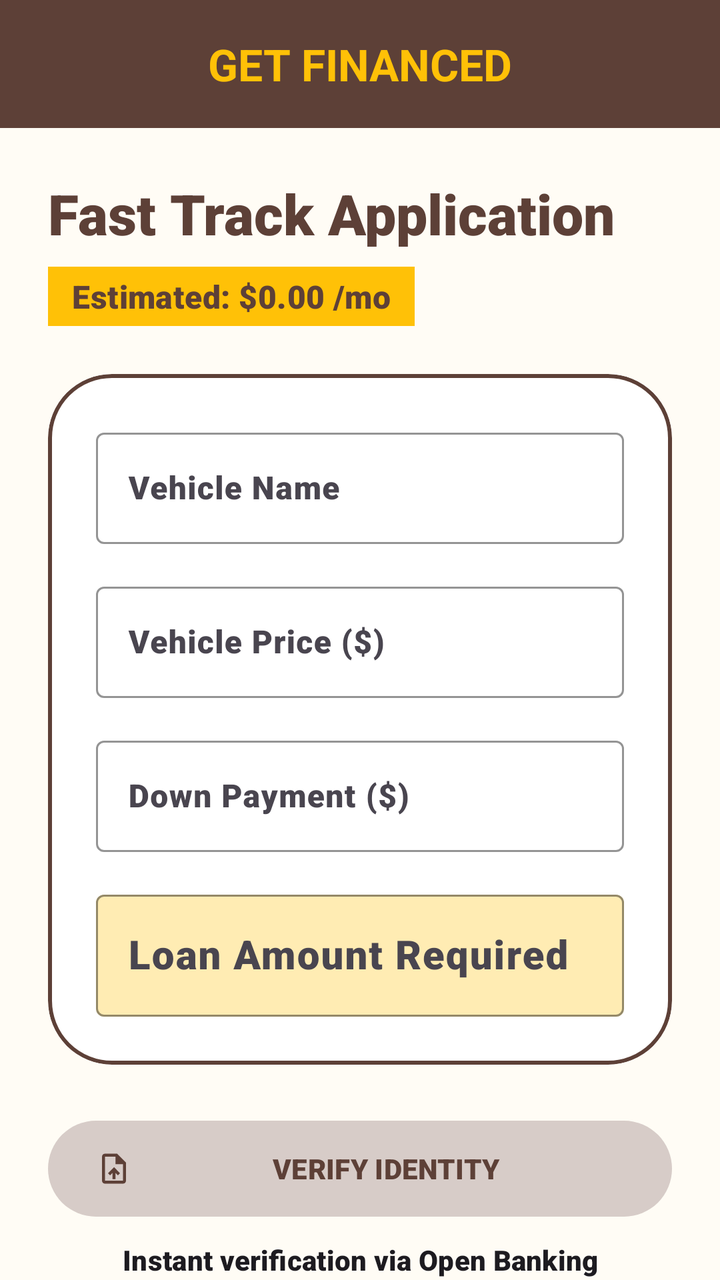
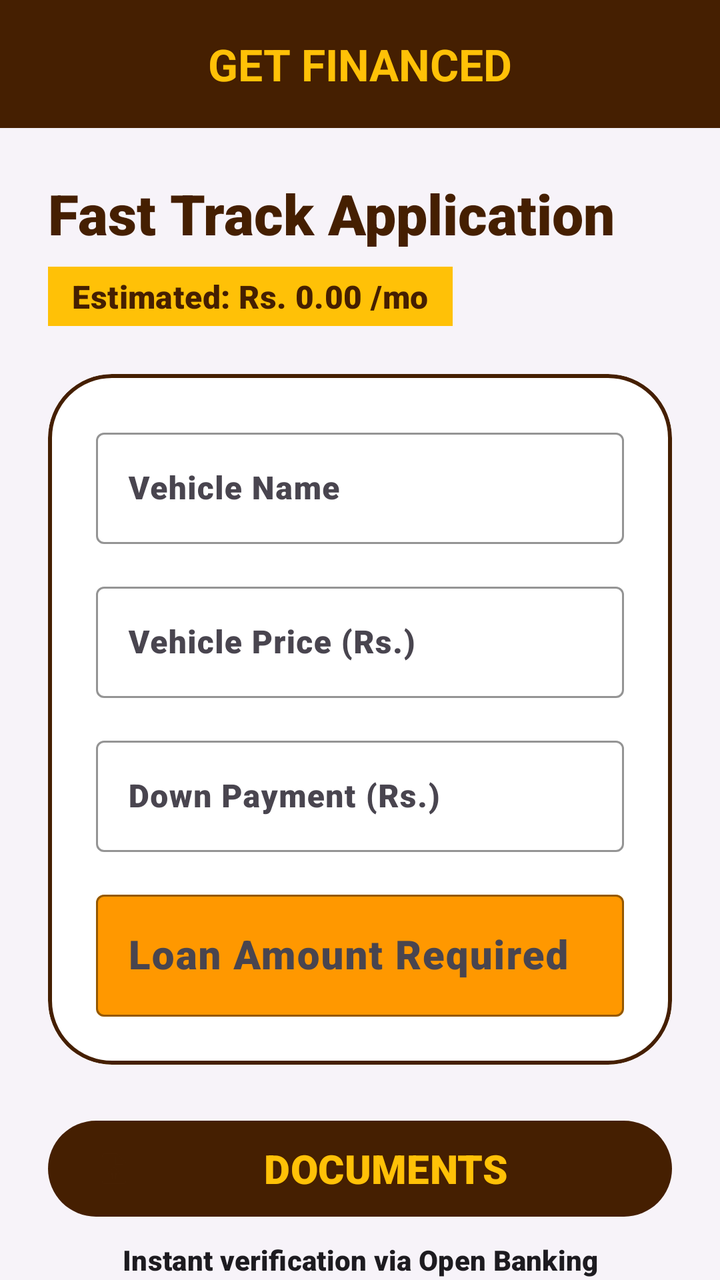

The first picture is an Android layout as it rendered before a commit; the second is the same layout after the commit. The layout source and the unified diff follow.
<!-- AndroidManifest.xml: application theme Theme.JSMotorsCarFinance -->
<!-- res/layout/activity_apply_loan.xml -->
<?xml version="1.0" encoding="utf-8"?>
<androidx.coordinatorlayout.widget.CoordinatorLayout xmlns:android="http://schemas.android.com/apk/res/android"
    xmlns:app="http://schemas.android.com/apk/res-auto"
    xmlns:tools="http://schemas.android.com/tools"
    android:layout_width="match_parent"
    android:layout_height="match_parent"
    android:background="@color/background">

    <com.google.android.material.appbar.AppBarLayout
        android:layout_width="match_parent"
        android:layout_height="wrap_content"
        android:background="@color/secondary"
        app:elevation="0dp">

        <com.google.android.material.appbar.MaterialToolbar
            android:id="@+id/toolbar"
            android:layout_width="match_parent"
            android:layout_height="?attr/actionBarSize"
            app:title="GET FINANCED"
            app:titleCentered="true"
            app:titleTextColor="@color/primary"
            app:titleTextAppearance="@style/Carmoola.TitleLarge" />
    </com.google.android.material.appbar.AppBarLayout>

    <androidx.core.widget.NestedScrollView
        android:layout_width="match_parent"
        android:layout_height="match_parent"
        app:layout_behavior="@string/appbar_scrolling_view_behavior">

        <LinearLayout
            android:layout_width="match_parent"
            android:layout_height="wrap_content"
            android:orientation="vertical"
            android:padding="24dp">

            <TextView
                android:layout_width="wrap_content"
                android:layout_height="wrap_content"
                android:text="Fast Track Application"
                android:textAppearance="@style/Carmoola.HeadlineLarge"
                android:textSize="28sp"
                android:layout_marginBottom="8dp"/>

            <TextView
                android:id="@+id/tvMonthlyEstimate"
                android:layout_width="wrap_content"
                android:layout_height="wrap_content"
                android:text="Estimated: $0.00 /mo"
                android:textAppearance="@style/TextAppearance.Material3.TitleMedium"
                android:textColor="@color/secondary"
                android:background="@color/primary"
                android:paddingHorizontal="12dp"
                android:paddingVertical="4dp"
                android:layout_marginBottom="24dp"/>

            <com.google.android.material.card.MaterialCardView
                android:layout_width="match_parent"
                android:layout_height="wrap_content"
                app:cardCornerRadius="32dp"
                app:cardElevation="0dp"
                app:strokeWidth="2dp"
                app:strokeColor="@color/secondary"
                app:cardBackgroundColor="@color/white">

                <LinearLayout
                    android:layout_width="match_parent"
                    android:layout_height="wrap_content"
                    android:orientation="vertical"
                    android:padding="24dp">

                    <com.google.android.material.textfield.TextInputLayout
                        android:layout_width="match_parent"
                        android:layout_height="wrap_content"
                        android:hint="Vehicle Name"
                        style="@style/Widget.Material3.TextInputLayout.OutlinedBox"
                        android:layout_marginBottom="16dp"
                        app:boxStrokeColor="@color/secondary"
                        app:hintTextColor="@color/secondary">
                        <com.google.android.material.textfield.TextInputEditText
                            android:id="@+id/etVehicleName"
                            android:layout_width="match_parent"
                            android:layout_height="wrap_content"
                            android:textColor="@color/secondary"
                            android:textStyle="bold"/>
                    </com.google.android.material.textfield.TextInputLayout>

                    <com.google.android.material.textfield.TextInputLayout
                        android:layout_width="match_parent"
                        android:layout_height="wrap_content"
                        android:hint="Vehicle Price ($)"
                        style="@style/Widget.Material3.TextInputLayout.OutlinedBox"
                        android:layout_marginBottom="16dp"
                        app:boxStrokeColor="@color/secondary"
                        app:hintTextColor="@color/secondary">
                        <com.google.android.material.textfield.TextInputEditText
                            android:id="@+id/etVehiclePrice"
                            android:layout_width="match_parent"
                            android:layout_height="wrap_content"
                            android:inputType="numberDecimal"
                            android:textColor="@color/secondary"/>
                    </com.google.android.material.textfield.TextInputLayout>

                    <com.google.android.material.textfield.TextInputLayout
                        android:layout_width="match_parent"
                        android:layout_height="wrap_content"
                        android:hint="Down Payment ($)"
                        style="@style/Widget.Material3.TextInputLayout.OutlinedBox"
                        android:layout_marginBottom="16dp"
                        app:boxStrokeColor="@color/secondary"
                        app:hintTextColor="@color/secondary">
                        <com.google.android.material.textfield.TextInputEditText
                            android:id="@+id/etDownPayment"
                            android:layout_width="match_parent"
                            android:layout_height="wrap_content"
                            android:inputType="numberDecimal"
                            android:textColor="@color/secondary"/>
                    </com.google.android.material.textfield.TextInputLayout>

                    <com.google.android.material.textfield.TextInputLayout
                        android:layout_width="match_parent"
                        android:layout_height="wrap_content"
                        android:hint="Loan Amount Required"
                        style="@style/Widget.Material3.TextInputLayout.OutlinedBox"
                        app:boxBackgroundColor="@color/primaryContainer"
                        app:boxStrokeColor="@color/secondary">
                        <com.google.android.material.textfield.TextInputEditText
                            android:id="@+id/etLoanAmount"
                            android:layout_width="match_parent"
                            android:layout_height="wrap_content"
                            android:focusable="false"
                            android:textColor="@color/secondary"
                            android:textStyle="bold"
                            android:textSize="20sp"/>
                    </com.google.android.material.textfield.TextInputLayout>

                </LinearLayout>
            </com.google.android.material.card.MaterialCardView>

            <com.google.android.material.button.MaterialButton
                android:id="@+id/btnUploadDoc"
                android:layout_width="match_parent"
                android:layout_height="56dp"
                android:layout_marginTop="24dp"
                android:text="VERIFY IDENTITY"
                style="@style/Widget.Material3.Button.TonalButton"
                android:textColor="@color/secondary"
                android:textStyle="bold"
                app:cornerRadius="28dp"
                app:icon="@drawable/ic_upload_file_24"
                app:iconTint="@color/secondary"/>

            <TextView
                android:id="@+id/tvFilePath"
                android:layout_width="match_parent"
                android:layout_height="wrap_content"
                android:text="Instant verification via Open Banking"
                android:textAlignment="center"
                android:layout_marginTop="8dp"
                android:textAppearance="@style/TextAppearance.Material3.LabelLarge"/>

            <com.google.android.material.button.MaterialButton
                android:id="@+id/btnSubmitLoan"
                android:layout_width="match_parent"
                android:layout_height="64dp"
                android:layout_marginTop="32dp"
                android:layout_marginBottom="48dp"
                android:text="GET INSTANT DECISION"
                android:textSize="18sp"
                android:textStyle="bold"
                app:cornerRadius="32dp"
                android:backgroundTint="@color/secondary"
                android:textColor="@color/primary"
                style="@style/Widget.Material3.Button" />

        </LinearLayout>
    </androidx.core.widget.NestedScrollView>

</androidx.coordinatorlayout.widget.CoordinatorLayout>
<!-- resources referenced by this layout -->
<resources>
  <color name="background">#FFFCF5</color>
  <color name="primary">#FFC107</color>
  <color name="primaryContainer">#FFECB3</color>
  <color name="secondary">#5D4037</color>
  <color name="white">#FFFFFFFF</color>
  <!-- drawable ic_upload_file_24 (drawable) -->
  <vector xmlns:android="http://schemas.android.com/apk/res/android"
      android:width="24dp"
      android:height="24dp"
      android:viewportWidth="24"
      android:viewportHeight="24"
      android:tint="?attr/colorControlNormal">
    <path
        android:fillColor="@android:color/white"
        android:pathData="M14,2H6C4.9,2 4.01,2.9 4.01,4L4,20c0,1.1 0.89,2 1.99,2H18c1.1,0 2,-0.9 2,-2V8L14,2zM18,20H6V4h7v5h5V20zM8,15.01l1.41,1.41L11,14.83V19h2v-4.17l1.59,1.59L16,15.01 12.01,11 8,15.01z"/>
  </vector>
  <style name="Carmoola.HeadlineLarge" parent="TextAppearance.Material3.HeadlineLarge">
          <item name="android:textStyle">bold</item>
          <item name="android:textColor">@color/secondary</item>
          <item name="android:textSize">34sp</item>
      </style>
  <style name="Carmoola.TitleLarge" parent="TextAppearance.Material3.TitleLarge">
          <item name="android:textStyle">bold</item>
          <item name="android:textColor">@color/secondary</item>
      </style>
  <style name="Theme.JSMotorsCarFinance" parent="Base.Theme.JSMotorsCarFinance" />
  <style name="Base.Theme.JSMotorsCarFinance" parent="Theme.Material3.DayNight.NoActionBar">
          
          <item name="colorPrimary">@color/primary</item>
          <item name="colorOnPrimary">@color/onPrimary</item>
          <item name="colorPrimaryContainer">@color/primaryContainer</item>
          <item name="colorOnPrimaryContainer">@color/onPrimaryContainer</item>
          <item name="colorSecondary">@color/secondary</item>
          <item name="colorOnSecondary">@color/onSecondary</item>
          <item name="colorSecondaryContainer">@color/secondaryContainer</item>
          <item name="colorOnSecondaryContainer">@color/onSecondaryContainer</item>
          <item name="android:windowBackground">@color/background</item>
          <item name="colorSurface">@color/surface</item>
          <item name="colorOnSurface">@color/onSurface</item>
          <item name="colorError">@color/error</item>
          <item name="colorOnError">@color/onError</item>
  
          
          <item name="android:fontFamily">sans-serif-black</item>
          <item name="textAppearanceTitleLarge">@style/Carmoola.TitleLarge</item>
          <item name="textAppearanceHeadlineLarge">@style/Carmoola.HeadlineLarge</item>
      </style>
  <color name="onPrimary">#3E2723</color>
  <color name="onPrimaryContainer">#3E2723</color>
  <color name="onSecondary">#FFFFFF</color>
  <color name="secondaryContainer">#D7CCC8</color>
  <color name="onSecondaryContainer">#3E2723</color>
  <color name="surface">#FFFFFF</color>
  <color name="onSurface">#3E2723</color>
  <color name="error">#E53935</color>
  <color name="onError">#FFFFFF</color>
</resources>

<!-- the commit's change to res/layout/activity_apply_loan.xml (unified diff, before → after) -->
@@ -45,9 +45,9 @@
                 android:id="@+id/tvMonthlyEstimate"
                 android:layout_width="wrap_content"
                 android:layout_height="wrap_content"
-                android:text="Estimated: $0.00 /mo"
+                android:text="Estimated: Rs. 0.00 /mo"
                 android:textAppearance="@style/TextAppearance.Material3.TitleMedium"
-                android:textColor="@color/secondary"
+                android:textColor="@color/onPrimary"
                 android:background="@color/primary"
                 android:paddingHorizontal="12dp"
                 android:paddingVertical="4dp"
@@ -87,7 +87,7 @@
                     <com.google.android.material.textfield.TextInputLayout
                         android:layout_width="match_parent"
                         android:layout_height="wrap_content"
-                        android:hint="Vehicle Price ($)"
+                        android:hint="Vehicle Price (Rs.)"
                         style="@style/Widget.Material3.TextInputLayout.OutlinedBox"
                         android:layout_marginBottom="16dp"
                         app:boxStrokeColor="@color/secondary"
@@ -103,7 +103,7 @@
                     <com.google.android.material.textfield.TextInputLayout
                         android:layout_width="match_parent"
                         android:layout_height="wrap_content"
-                        android:hint="Down Payment ($)"
+                        android:hint="Down Payment (Rs.)"
                         style="@style/Widget.Material3.TextInputLayout.OutlinedBox"
                         android:layout_marginBottom="16dp"
                         app:boxStrokeColor="@color/secondary"
@@ -138,16 +138,18 @@
 
             <com.google.android.material.button.MaterialButton
                 android:id="@+id/btnUploadDoc"
+                style="@style/Widget.Material3.Button.TonalButton"
                 android:layout_width="match_parent"
                 android:layout_height="56dp"
                 android:layout_marginTop="24dp"
-                android:text="VERIFY IDENTITY"
-                style="@style/Widget.Material3.Button.TonalButton"
-                android:textColor="@color/secondary"
+                android:text="DOCUMENTS"
+                android:textAlignment="center"
+                android:textColor="@color/primary"
+                android:textSize="20sp"
                 android:textStyle="bold"
                 app:cornerRadius="28dp"
                 app:icon="@drawable/ic_upload_file_24"
-                app:iconTint="@color/secondary"/>
+                app:iconTint="@color/secondary" />
 
             <TextView
                 android:id="@+id/tvFilePath"
<!-- resource entries referenced after the edit -->
@@ -1,9 +1,9 @@
 <!-- resources referenced by this layout -->
 <resources>
-  <color name="background">#FFFCF5</color>
+  <color name="background">#F7F3F9</color>
   <color name="primary">#FFC107</color>
-  <color name="primaryContainer">#FFECB3</color>
-  <color name="secondary">#5D4037</color>
+  <color name="primaryContainer">#FF9800</color>
+  <color name="secondary">#451F01</color>
   <color name="white">#FFFFFFFF</color>
   <!-- drawable ic_upload_file_24 (drawable) -->
   <vector xmlns:android="http://schemas.android.com/apk/res/android"
@@ -47,14 +47,14 @@
           <item name="textAppearanceTitleLarge">@style/Carmoola.TitleLarge</item>
           <item name="textAppearanceHeadlineLarge">@style/Carmoola.HeadlineLarge</item>
       </style>
-  <color name="onPrimary">#3E2723</color>
-  <color name="onPrimaryContainer">#3E2723</color>
+  <color name="onPrimary">#451F01</color>
+  <color name="onPrimaryContainer">#451F01</color>
   <color name="onSecondary">#FFFFFF</color>
-  <color name="secondaryContainer">#D7CCC8</color>
-  <color name="onSecondaryContainer">#3E2723</color>
+  <color name="secondaryContainer">#451F01</color>
+  <color name="onSecondaryContainer">#FFFFFF</color>
   <color name="surface">#FFFFFF</color>
-  <color name="onSurface">#3E2723</color>
-  <color name="error">#E53935</color>
+  <color name="onSurface">#451F01</color>
+  <color name="error">#FF4B4B</color>
   <color name="onError">#FFFFFF</color>
 </resources>
 
